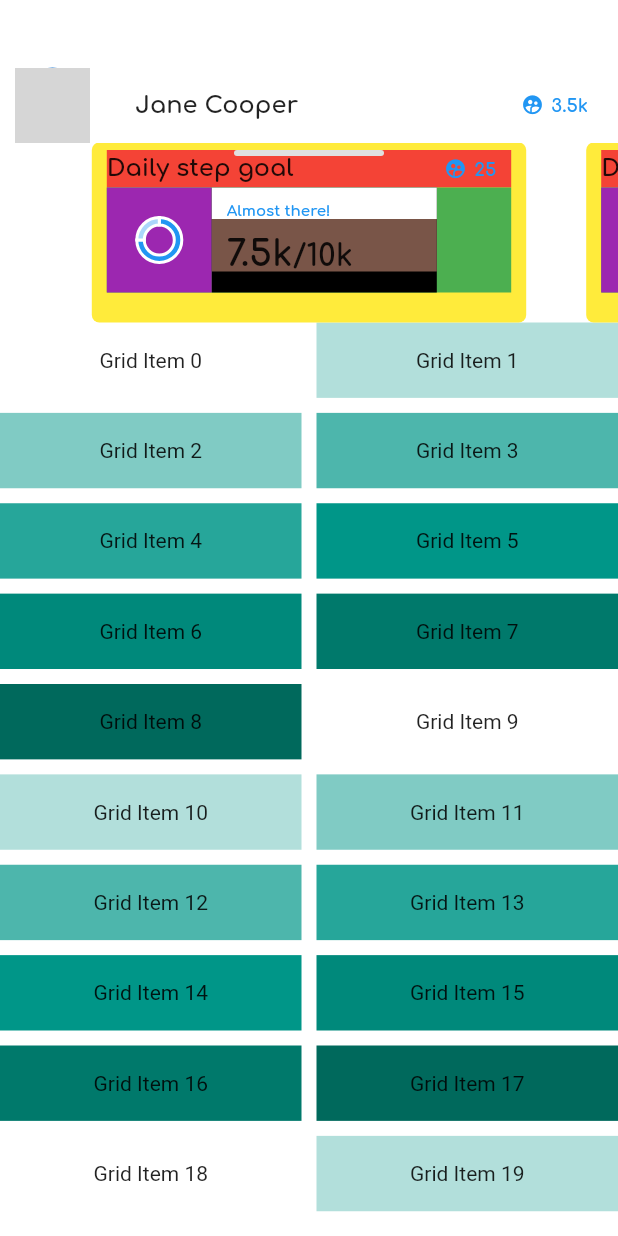
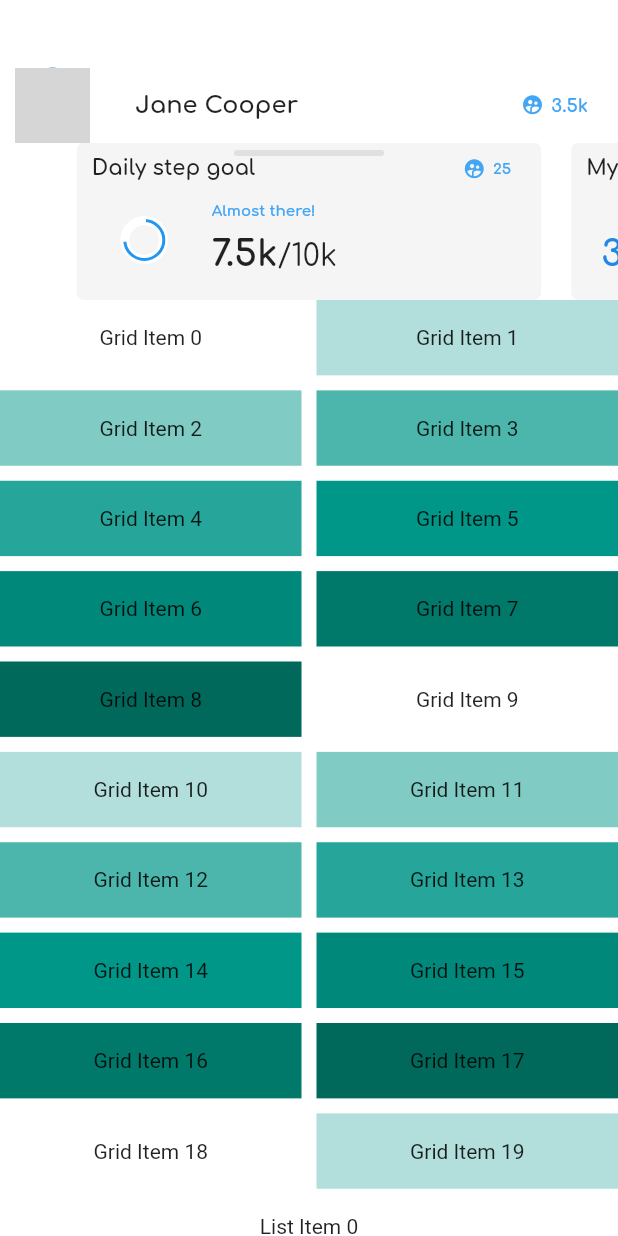
Before and after one commit to pelegopego/clone_longevity, a Flutter app: the screen it shows after launch, on a phone screen of 412 x 824 dp. Run offline on Flutter 3.47's test engine with Material 2 defaults, Android fonts, the light colour scheme and no system bars; drawn by our look-alikes of carousel_slider; our stand-ins replace charts_flutter; network calls fail; grey boxes are pictures that could not be loaded.

Commit message:
Added second card and detailed both cards

```diff
--- a/lib/src/features/DashBoard.dart
+++ b/lib/src/features/DashBoard.dart
@@ -2,6 +2,7 @@
 import 'package:flutter/material.dart';
 import 'package:carousel_slider/carousel_slider.dart';
 import 'cards/DailyStep.dart';
+import 'cards/Balance.dart';
 
 class ItemListView extends StatefulWidget {
   const ItemListView({Key? key}) : super(key: key);
@@ -15,7 +16,7 @@ class _ItemListViewState extends State<ItemListView> {
   Widget build(BuildContext context) {
     List cardList = [
       DailySteps(),
-      DailySteps(),
+      Balance(),
     ];
     List<T> map<T>(List list, Function handler) {
       List<T> result = [];
@@ -30,15 +31,13 @@ class _ItemListViewState extends State<ItemListView> {
         SliverToBoxAdapter(
           child: CarouselSlider(
             options: CarouselOptions(
-              height: 120.0,
-              aspectRatio: 2.0,
+              height: 105.0,
               enableInfiniteScroll: false,
             ),
             items: cardList.map((card) {
               return Builder(builder: (BuildContext context) {
                 return SizedBox(
                   height: MediaQuery.of(context).size.height * 0.30,
-                  width: MediaQuery.of(context).size.width * 0.90,
                   child: card,
                 );
               });
--- a/lib/src/features/appBar.dart
+++ b/lib/src/features/appBar.dart
@@ -53,22 +53,22 @@ class _CustomAppBarState extends State<CustomAppBar> {
                     Align(
                       alignment: Alignment.centerRight,
                       child: Row(children: [
-                        const Padding(
+                        Padding(
                             padding: EdgeInsets.all(5),
                             child: Icon(
                               Icons.supervised_user_circle,
-                              color: Colors.blue,
+                              color: Colors.blue[400],
                               size: 15,
                             )),
                         Container(
                             margin: const EdgeInsets.only(right: 10),
-                            child: const Text(
+                            child: Text(
                               '3.5k',
                               style: TextStyle(
                                 fontSize: 12,
                                 fontWeight: FontWeight.bold,
                                 fontFamily: 'Comfortaa',
-                                color: Colors.blue,
+                                color: Colors.blue[400],
                               ),
                             )),
                       ]),
--- /dev/null
+++ b/lib/src/features/cards/Balance.dart
@@ -0,0 +1,96 @@
+// ignore_for_file: file_names
+import 'package:flutter/material.dart';
+import 'package:charts_flutter/flutter.dart' as charts;
+
+class Balance extends StatefulWidget {
+  const Balance({Key? key}) : super(key: key);
+
+  @override
+  State<Balance> createState() => _BalanceState();
+}
+
+class _BalanceState extends State<Balance> {
+  @override
+  Widget build(BuildContext context) {
+    return Padding(
+      padding: EdgeInsets.only(left: 10, right: 10),
+      child: Container(
+        height: 50,
+        decoration: BoxDecoration(
+            color: Colors.grey[100],
+            borderRadius: const BorderRadius.all(Radius.circular(5))),
+        child: Column(children: [
+          Padding(
+              padding: const EdgeInsets.only(top: 5, right: 10, left: 10),
+              child: Container(
+                  height: 25,
+                  child: Row(children: [
+                    const Expanded(
+                      child: Text(
+                        'My Balance',
+                        style: TextStyle(
+                            color: Colors.black87,
+                            fontWeight: FontWeight.bold,
+                            fontFamily: 'Comfortaa',
+                            fontSize: 14),
+                      ),
+                    ),
+                  ]))),
+          Padding(
+              padding: const EdgeInsets.only(bottom: 5, right: 10, left: 10),
+              child: Container(
+                child: Row(children: [
+                  Container(
+                    height: 70,
+                    child: Column(children: [
+                      Container(
+                        height: 58,
+                        width: 150,
+                        padding: EdgeInsets.only(top: 10, left: 10),
+                        child: Row(children: [
+                          Container(
+                            alignment: Alignment.bottomLeft,
+                            child: Text(
+                              '3.',
+                              style: TextStyle(
+                                  color: Colors.blue[600],
+                                  fontWeight: FontWeight.bold,
+                                  fontFamily: 'Comfortaa',
+                                  fontSize: 24),
+                            ),
+                          ),
+                          Container(
+                            alignment: Alignment.bottomLeft,
+                            padding: EdgeInsets.only(bottom: 2),
+                            child: Text(
+                              '578',
+                              style: TextStyle(
+                                  color: Colors.black87,
+                                  fontWeight: FontWeight.bold,
+                                  fontFamily: 'Comfortaa',
+                                  fontSize: 20),
+                            ),
+                          ),
+                          Container(
+                            alignment: Alignment.bottomLeft,
+                            padding: EdgeInsets.only(bottom: 3, left: 5),
+                            child: Text(
+                              '\$LONG',
+                              style: TextStyle(
+                                  color: Colors.black87,
+                                  fontWeight: FontWeight.bold,
+                                  fontFamily: 'Comfortaa',
+                                  fontSize: 14),
+                            ),
+                          ),
+                        ]),
+                      ),
+                    ]),
+                  ),
+                ]),
+              )),
+        ]),
+      ),
+    );
+  }
+}
--- a/lib/src/features/cards/DailyStep.dart
+++ b/lib/src/features/cards/DailyStep.dart
@@ -2,27 +2,28 @@
 import 'package:flutter/material.dart';
 import 'package:charts_flutter/flutter.dart' as charts;
 
-class LinearSales {
-  final int year;
-  final int sales;
+class Steps {
+  final int percentual;
+  final charts.Color color;
 
-  LinearSales(this.year, this.sales);
+  Steps(this.percentual, this.color);
 }
 
 class DailySteps extends StatefulWidget {
   const DailySteps({Key? key}) : super(key: key);
 
-  static List<charts.Series<LinearSales, int>> _createSampleData() {
+  static List<charts.Series<Steps, int>> _createSampleData() {
     final data = [
-      new LinearSales(1, 75),
-      new LinearSales(0, 25),
+      new Steps(75, charts.MaterialPalette.blue.shadeDefault), //Actual Steps
+      new Steps(25, charts.MaterialPalette.white), //Missing Steps
     ];
 
     return [
-      new charts.Series<LinearSales, int>(
-        id: 'Sales',
-        domainFn: (LinearSales sales, _) => sales.year,
-        measureFn: (LinearSales sales, _) => sales.sales,
+      new charts.Series<Steps, int>(
+        id: 'Steps',
+        domainFn: (Steps steps, _) => steps.percentual,
+        measureFn: (Steps steps, _) => steps.percentual,
+        colorFn: (Steps steps, _) => steps.color,
         data: data,
       )
     ];
@@ -36,17 +37,17 @@ class _DailyStepsState extends State<DailySteps> {
   @override
   Widget build(BuildContext context) {
     return Padding(
-      padding: EdgeInsets.only(left: 20, right: 20),
+      padding: EdgeInsets.only(left: 10, right: 10),
       child: Container(
         height: 50,
         decoration: BoxDecoration(
-            color: Colors.yellow, //Colors.grey[100],
+            color: Colors.grey[100],
             borderRadius: const BorderRadius.all(Radius.circular(5))),
         child: Column(children: [
           Padding(
               padding: const EdgeInsets.only(top: 5, right: 10, left: 10),
               child: Container(
-                  color: Colors.red,
+                  height: 25,
                   child: Row(children: [
                     const Expanded(
                       child: Text(
@@ -55,28 +56,28 @@ class _DailyStepsState extends State<DailySteps> {
                             color: Colors.black87,
                             fontWeight: FontWeight.bold,
                             fontFamily: 'Comfortaa',
-                            fontSize: 16),
+                            fontSize: 14),
                       ),
                     ),
                     Align(
                       alignment: Alignment.centerRight,
                       child: Row(children: [
-                        const Padding(
+                        Padding(
                             padding: EdgeInsets.all(5),
                             child: Icon(
                               Icons.supervised_user_circle,
-                              color: Colors.blue,
+                              color: Colors.blue[400],
                               size: 15,
                             )),
                         Container(
                             margin: const EdgeInsets.only(right: 10),
-                            child: const Text(
+                            child: Text(
                               '25',
                               style: TextStyle(
-                                fontSize: 12,
+                                fontSize: 10,
                                 fontWeight: FontWeight.bold,
                                 fontFamily: 'Comfortaa',
-                                color: Colors.blue,
+                                color: Colors.blue[400],
                               ),
                             )),
                       ]),
@@ -85,44 +86,39 @@ class _DailyStepsState extends State<DailySteps> {
           Padding(
               padding: const EdgeInsets.only(bottom: 5, right: 10, left: 10),
               child: Container(
-                color: Colors.green,
                 child: Row(children: [
                   Container(
                     height: 70,
                     width: 70,
-                    color: Colors.purple,
                     child: charts.PieChart<int>(DailySteps._createSampleData(),
                         animate: false,
                         layoutConfig: charts.LayoutConfig(
-                          leftMarginSpec: charts.MarginSpec.fixedPixel(10),
-                          topMarginSpec: charts.MarginSpec.fixedPixel(10),
-                          rightMarginSpec: charts.MarginSpec.fixedPixel(10),
-                          bottomMarginSpec: charts.MarginSpec.fixedPixel(10),
+                          leftMarginSpec: charts.MarginSpec.fixedPixel(12),
+                          topMarginSpec: charts.MarginSpec.fixedPixel(12),
+                          rightMarginSpec: charts.MarginSpec.fixedPixel(12),
+                          bottomMarginSpec: charts.MarginSpec.fixedPixel(12),
                         ),
                         defaultRenderer:
-                            new charts.ArcRendererConfig(arcWidth: 5)),
+                            new charts.ArcRendererConfig(arcWidth: 4)),
                   ),
                   Container(
-                    color: Colors.black,
                     height: 70,
                     child: Column(children: [
                       Container(
-                          color: Colors.white,
                           width: 150,
                           padding: const EdgeInsets.only(top: 10, left: 10),
-                          child: const Text(
+                          child: Text(
                             'Almost there!',
                             style: TextStyle(
                               fontSize: 10,
                               fontWeight: FontWeight.bold,
                               fontFamily: 'Comfortaa',
-                              color: Colors.blue,
+                              color: Colors.blue[400],
                             ),
                           )),
                       Container(
                         height: 35,
                         width: 150,
-                        color: Colors.brown,
                         padding: EdgeInsets.only(top: 10, left: 10),
                         child: Row(children: [
                           Container(
@@ -142,7 +138,6 @@ class _DailyStepsState extends State<DailySteps> {
                               '/10k',
                               style: TextStyle(
                                   color: Colors.black87,
-                                  fontWeight: FontWeight.bold,
                                   fontFamily: 'Comfortaa',
                                   fontSize: 20),
                             ),
```
